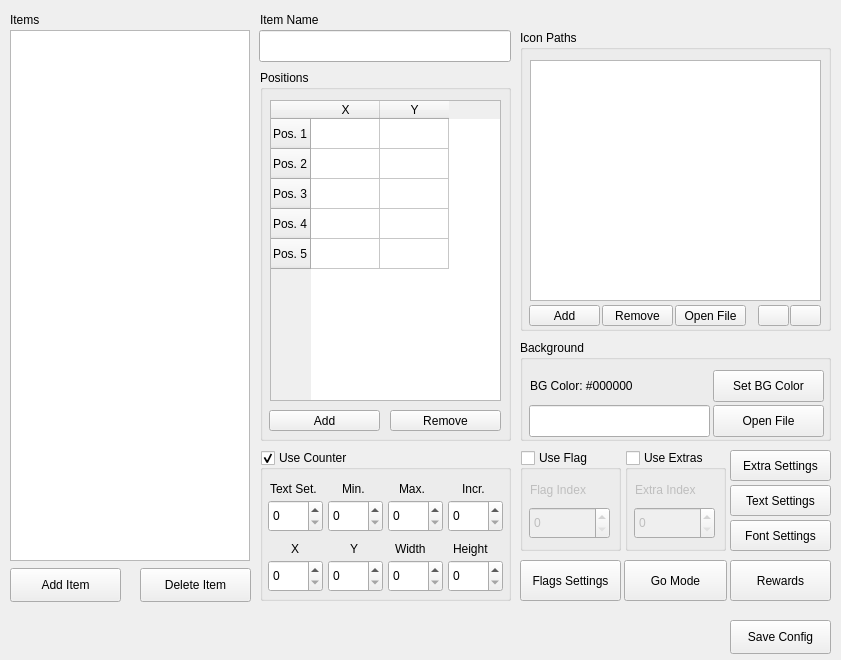
This is ui/editor.ui in Yanis002/SaucisseTracker as Qt 5 draws it before an edit. The edited form follows.
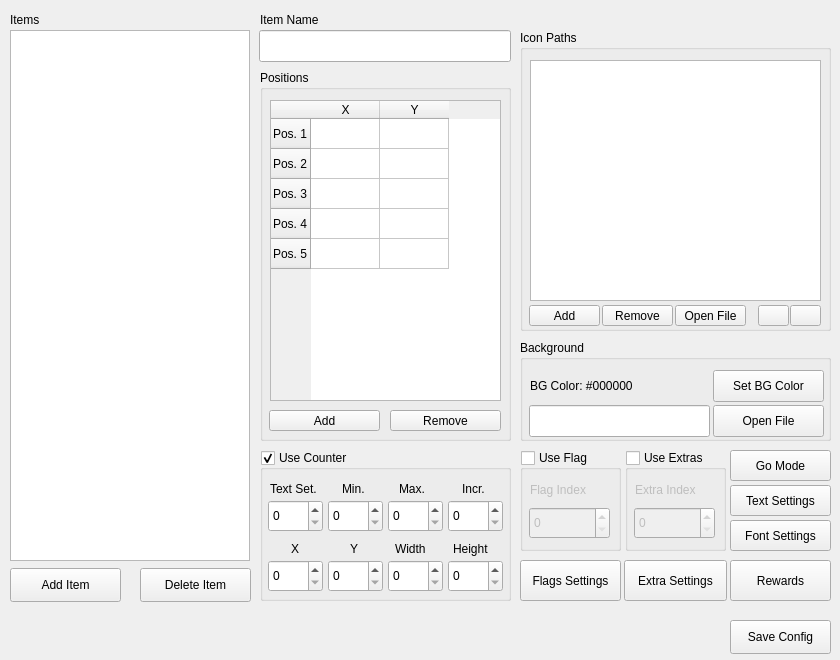
This is the edited form. Icons and pictures are not drawn.

```diff
--- a/ui/editor.ui
+++ b/ui/editor.ui
@@ -6,7 +6,7 @@
    <rect>
     <x>0</x>
     <y>0</y>
-    <width>841</width>
+    <width>840</width>
     <height>660</height>
    </rect>
   </property>
@@ -685,10 +685,10 @@
   <widget class="QPushButton" name="pushButton_17">
    <property name="geometry">
     <rect>
-     <x>624</x>
-     <y>560</y>
-     <width>103</width>
-     <height>41</height>
+     <x>730</x>
+     <y>450</y>
+     <width>101</width>
+     <height>31</height>
     </rect>
    </property>
    <property name="text">
@@ -698,10 +698,10 @@
   <widget class="QPushButton" name="pushButton_18">
    <property name="geometry">
     <rect>
-     <x>730</x>
-     <y>450</y>
-     <width>101</width>
-     <height>31</height>
+     <x>624</x>
+     <y>560</y>
+     <width>103</width>
+     <height>41</height>
     </rect>
    </property>
    <property name="text">
```
